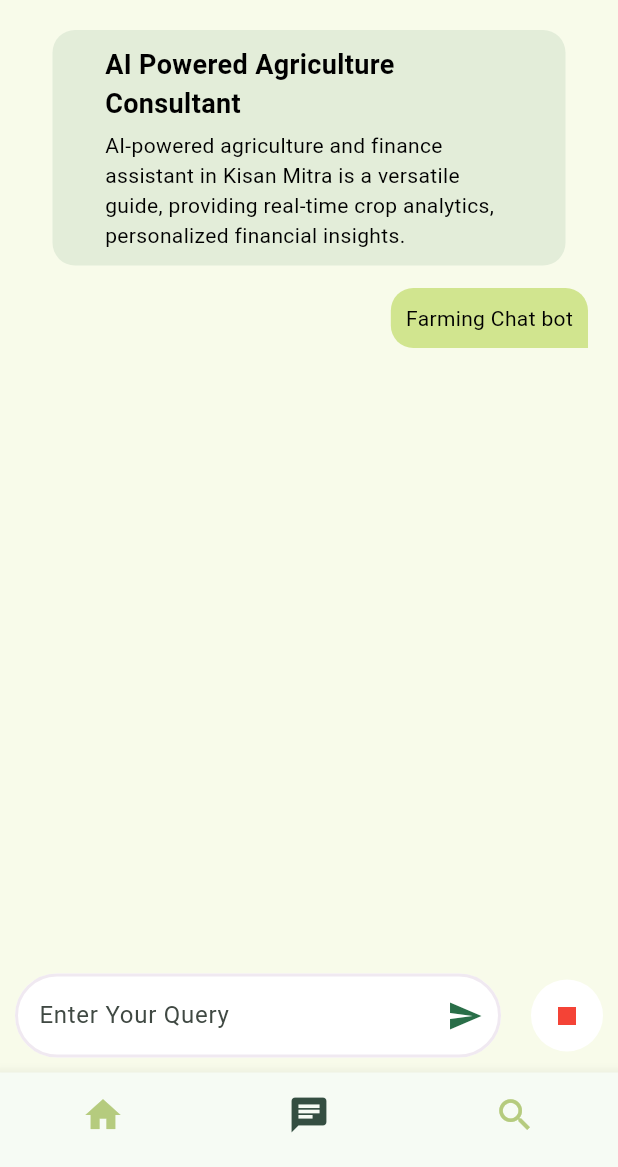
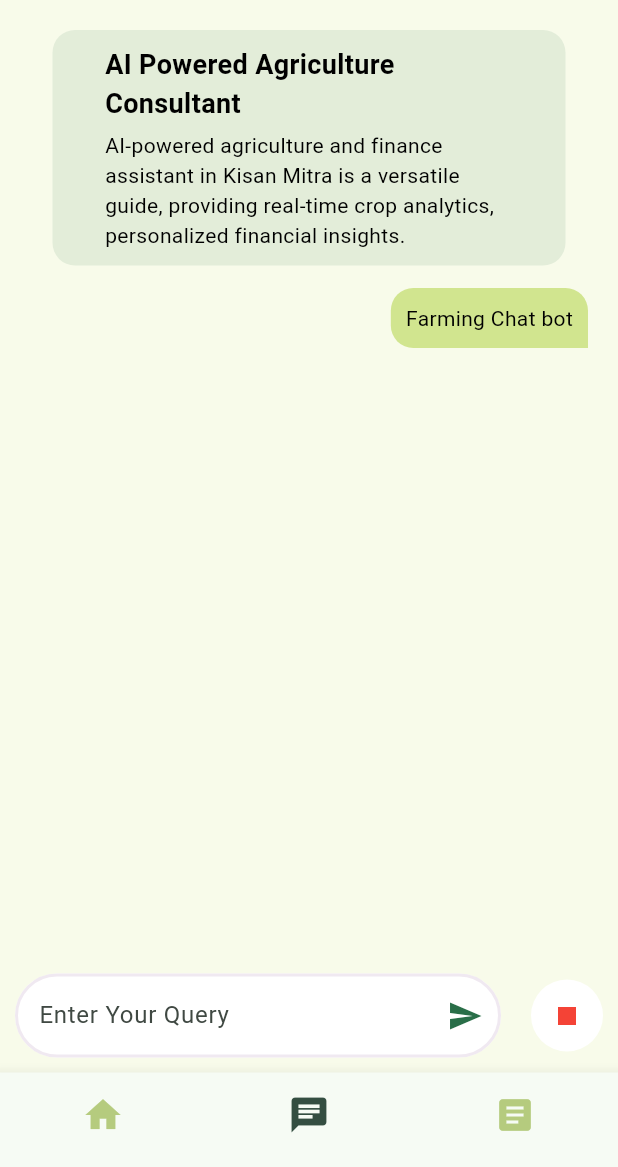
Before and after one commit to Venture-Xs/Fasal_App, a Flutter app: the screen it shows after launch, item 2 of the bottom bar chosen, on a phone screen of 412 x 824 dp, the part 69-1236 px from its top. Run offline on Flutter 3.47's test engine with Material 3 defaults, Android fonts, the light colour scheme and no system bars; our stand-ins replace page_transition, weather; Roboto replaces fonts that are missing (Cera Pro).

Commit message:
changed icon

```diff
--- a/lib/pages/nav.dart
+++ b/lib/pages/nav.dart
@@ -56,7 +56,7 @@
           items: const <BottomNavigationBarItem>[
             BottomNavigationBarItem(icon: Icon(Icons.home), label: ""),
             BottomNavigationBarItem(icon: Icon(Icons.chat), label: ""),
-            BottomNavigationBarItem(icon: Icon(Icons.search), label: ""),
+            BottomNavigationBarItem(icon: Icon(Icons.article), label: ""),
           ],
           iconSize: 28,
           currentIndex: _selectedIndex,
```
